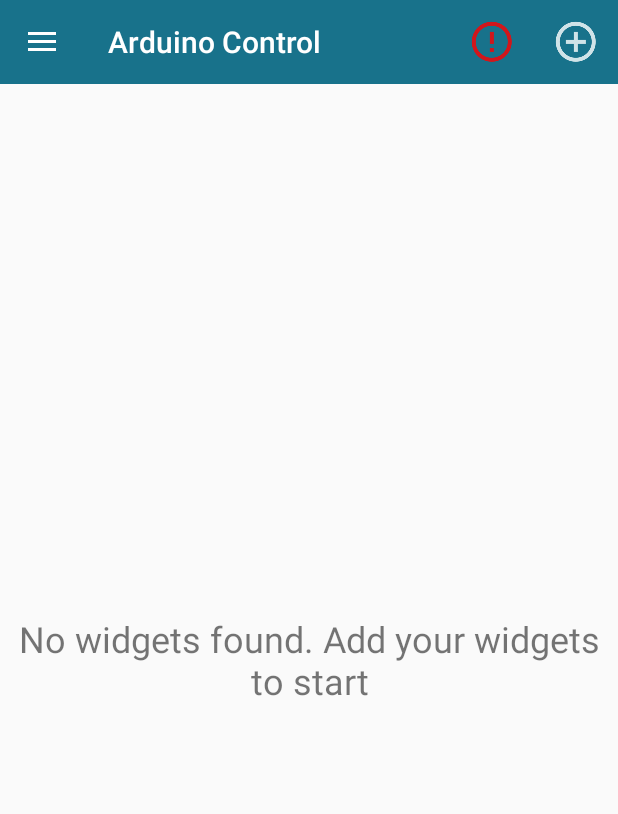
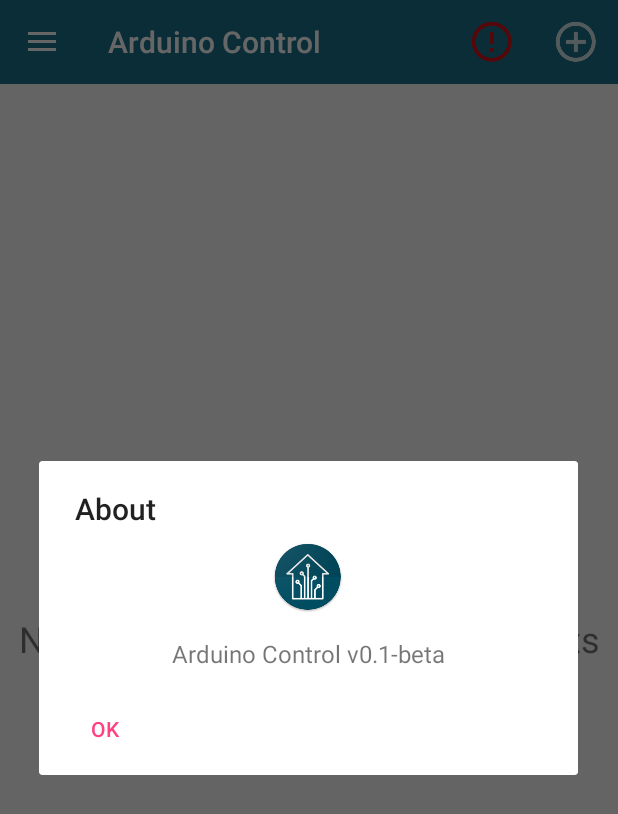
Before and after one commit to AyurM/ArduinoControl, an Android app: the screen it shows after launch (MainActivity), in the side drawer, after a tap on "About", on a phone screen of 412 x 824 dp. Shown: the top 814 px of the screen. Run offline under Robolectric (Android 15) with nearby library versions, the phone set to English and light mode, and no system bars; our stand-ins replace Dagger/Hilt's generated code, RxJava; network calls fail; 1 statement that could not run was skipped.

Commit message:
Добавлен диалог "Инфо" и категории настроек

```diff
--- a/app/src/main/java/ru/ayurmar/arduinocontrol/MainActivity.java
+++ b/app/src/main/java/ru/ayurmar/arduinocontrol/MainActivity.java
@@ -13,10 +13,12 @@
 import android.view.MenuItem;
 import android.view.View;
 
+import ru.ayurmar.arduinocontrol.view.InfoFragment;
 import ru.ayurmar.arduinocontrol.view.WidgetFragment;
 
 public class MainActivity extends AppCompatActivity {
 
+    private static final String sInfoDialogTag = "INFO_DIALOG_TAG";
     private DrawerLayout mDrawerLayout;
     private NavigationView mNavigationView;
     private ActionBarDrawerToggle mDrawerToggle;
@@ -105,6 +107,8 @@
                 startActivity(intent);
                 break;
             case R.id.menu_about:
+                InfoFragment fragment = new InfoFragment();
+                fragment.show(getSupportFragmentManager(), sInfoDialogTag);
                 break;
             default:
         }
--- /dev/null
+++ b/app/src/main/java/ru/ayurmar/arduinocontrol/view/InfoFragment.java
@@ -0,0 +1,34 @@
+package ru.ayurmar.arduinocontrol.view;
+
+
+import android.app.Dialog;
+import android.os.Bundle;
+import android.support.annotation.NonNull;
+import android.support.v4.app.DialogFragment;
+import android.support.v7.app.AlertDialog;
+import android.view.LayoutInflater;
+import android.view.View;
+import android.widget.TextView;
+
+import ru.ayurmar.arduinocontrol.R;
+
+public class InfoFragment extends DialogFragment{
+
+    private TextView mTextViewVersion;
+
+    @Override
+    @NonNull
+    public Dialog onCreateDialog(Bundle savedInstanceState) {
+        super.onCreateDialog(savedInstanceState);
+        View v = LayoutInflater.from(getActivity())
+                .inflate(R.layout.dialog_info, null);
+        mTextViewVersion = v.findViewById(R.id.info_version_text_view);
+
+        return new AlertDialog.Builder(getActivity())
+                .setView(v)
+                .setTitle(R.string.ui_about_text)
+                .setNeutralButton(android.R.string.ok,
+                        ((dialogInterface, i) -> dismiss()))
+                .create();
+    }
+}
--- /dev/null
+++ b/app/src/main/res/layout/dialog_info.xml
@@ -0,0 +1,22 @@
+<?xml version="1.0" encoding="utf-8"?>
+<LinearLayout
+    xmlns:android="http://schemas.android.com/apk/res/android"
+    android:layout_width="match_parent"
+    android:layout_height="wrap_content"
+    android:orientation="vertical">
+
+    <ImageView
+        android:layout_width="wrap_content"
+        android:layout_height="wrap_content"
+        android:layout_gravity="center"
+        android:padding="8dp"
+        android:src="@mipmap/ic_launcher_round"/>
+    <TextView
+        android:id="@+id/info_version_text_view"
+        android:layout_width="wrap_content"
+        android:layout_height="wrap_content"
+        android:layout_gravity="center"
+        android:padding="8dp"
+        android:textSize="16sp"
+        android:text="@string/ui_version_text"/>
+</LinearLayout>
--- a/app/src/main/res/values/strings.xml
+++ b/app/src/main/res/values/strings.xml
@@ -2,6 +2,7 @@
     <string name="app_name">Arduino Control</string>
 
     <!--UI text-->
+    <string name="ui_version_text">Arduino Control v0.1-beta</string>
     <string name="ui_ok_text">OK</string>
     <string name="ui_cancel_text">Cancel</string>
     <string name="ui_widget_button_details_description">Details</string>
@@ -9,6 +10,7 @@
     <string name="ui_widget_button_delete_description">Delete</string>
     <string name="ui_widget_button_sms_description">Send SMS</string>
     <string name="ui_drawer_header_description">Drawer header</string>
+    <string name="ui_about_text">About</string>
     <string name="ui_no_widgets_found_text">No widgets found. Add your widgets to start</string>
     <string name="ui_delete_confirmation_title">Delete this widget?</string>
     <string name="ui_delete_confirmation_text">This widget will be deleted permanently</string>
@@ -26,6 +28,8 @@
     <string name="ui_pref_phone_number_default_value">Enter your phone number</string>
     <string name="ui_pref_auth_token_title">Authentication token</string>
     <string name="ui_pref_auth_token_default_value">Enter your device token</string>
+    <string name="ui_pref_general_settings_category">General settings</string>
+    <string name="ui_pref_developer_settings_category">Developer settings</string>
 
     <string name="ui_today_at_text">today at</string>
     <string name="ui_yesterday_at_text">yesterday at</string>
--- a/app/src/main/res/values/styles.xml
+++ b/app/src/main/res/values/styles.xml
@@ -4,6 +4,7 @@
         <item name="colorPrimary">@color/colorPrimary</item>
         <item name="colorPrimaryDark">@color/colorPrimaryDark</item>
         <item name="colorAccent">@color/colorAccent</item>
+        <item name="preferenceCategory_marginBottom">0dp</item>
     </style>
 
     <style name="WidgetImageButton">
--- a/app/src/main/res/xml/preferences.xml
+++ b/app/src/main/res/xml/preferences.xml
@@ -1,16 +1,24 @@
 <?xml version="1.0" encoding="utf-8"?>
 <PreferenceScreen xmlns:android="http://schemas.android.com/apk/res/android">
+    <PreferenceCategory android:title="@string/ui_pref_general_settings_category">
         <EditTextPreference
+            android:icon="@drawable/ic_smartphone"
             android:dialogMessage="@string/ui_pref_phone_number_default_value"
             android:inputType="phone"
             android:key="pref_phone_number"
             android:persistent="true"
             android:summary="@string/ui_pref_phone_number_default_value"
             android:title="@string/ui_pref_phone_number_title" />
+    </PreferenceCategory>
+
+    <PreferenceCategory android:title="@string/ui_pref_developer_settings_category">
         <EditTextPreference
+            android:icon="@drawable/ic_key"
             android:dialogMessage="@string/ui_pref_auth_token_default_value"
             android:key="pref_auth_token"
             android:persistent="true"
             android:summary="@string/ui_pref_auth_token_default_value"
             android:title="@string/ui_pref_auth_token_title" />
+    </PreferenceCategory>
+
 </PreferenceScreen>
```
Also changed, not shown: app/src/main/res/drawable-hdpi/ic_key.png (added), app/src/main/res/drawable-hdpi/ic_smartphone.png (added), app/src/main/res/drawable-mdpi/ic_key.png (added), app/src/main/res/drawable-mdpi/ic_smartphone.png (added), app/src/main/res/drawable-xhdpi/ic_key.png (added), app/src/main/res/drawable-xhdpi/ic_smartphone.png (added), app/src/main/res/drawable-xxhdpi/ic_key.png (added), app/src/main/res/drawable-xxhdpi/ic_smartphone.png (added), 1 other file. Lines whose indentation alone changed are shown as unchanged.
